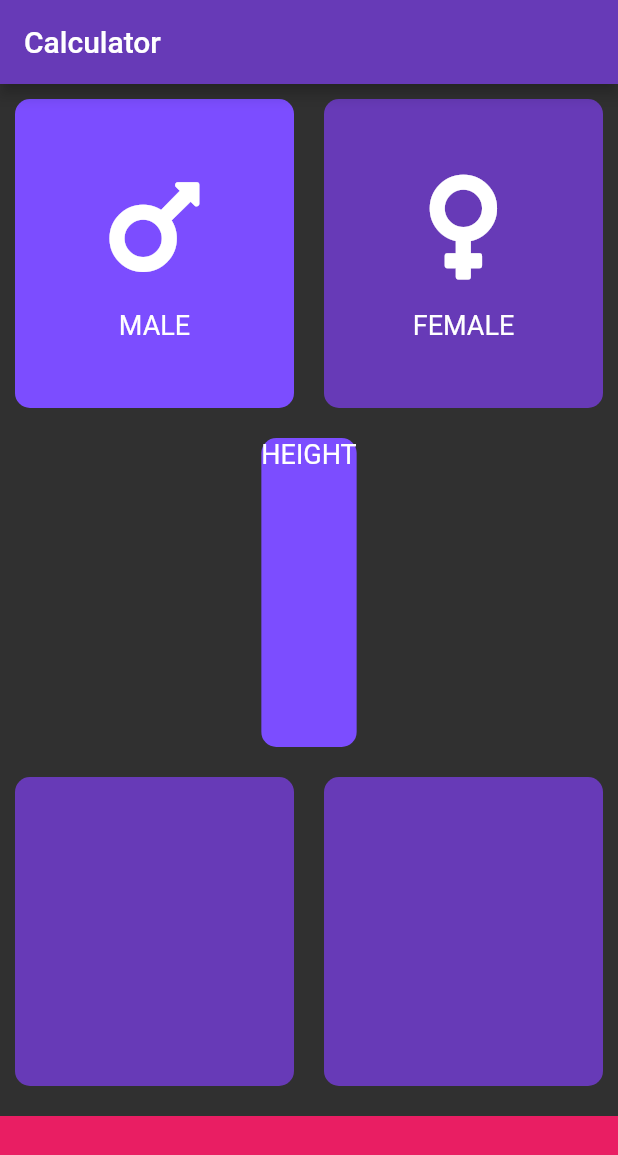
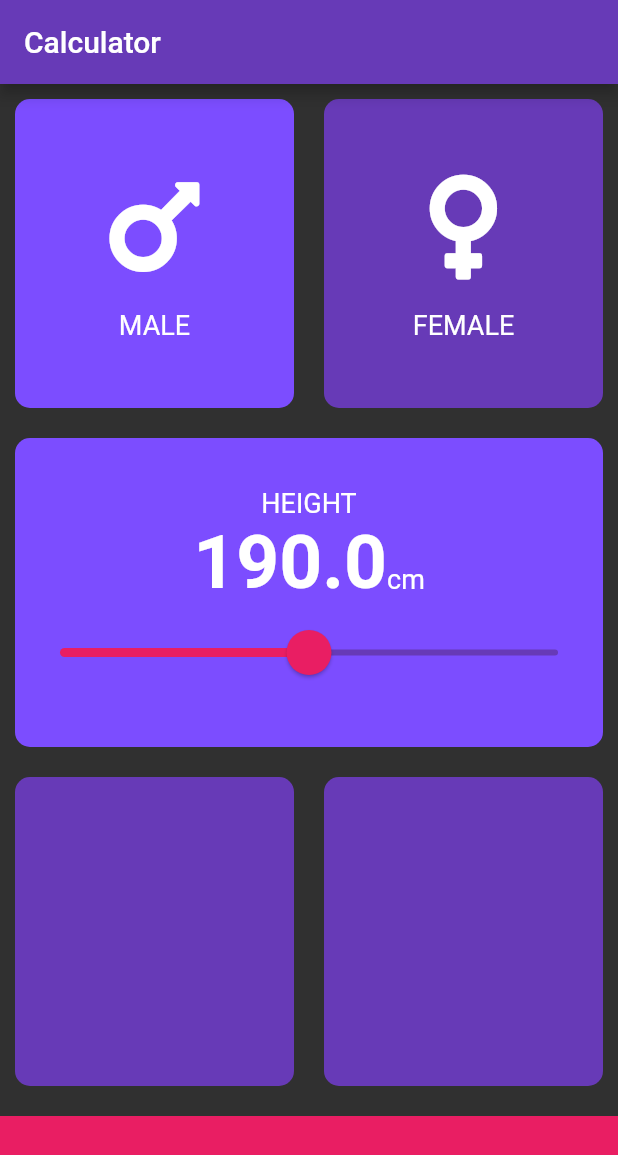
Before and after one commit to ihorkozar/calculator_flutter, a Flutter app: the screen it shows after launch, on a phone screen of 412 x 824 dp. Shown: the top 1155 px of the screen. Run offline on Flutter 3.47's test engine with Material 2 defaults, Android fonts, the phone set to English and light mode, and no system bars; our stand-ins replace font_awesome_flutter.

Commit message:
add slider

```diff
--- a/lib/constants.dart
+++ b/lib/constants.dart
@@ -6,6 +6,11 @@ const kActiveCardColor = Colors.deepPurpleAccent;
 const kBottomCardColor = Colors.pink;
 
 const kTextStyle = TextStyle(
-    fontSize: 18.0,
-    color: Colors.white,
+  fontSize: 18.0,
+  color: Colors.white,
 );
+
+const kNumberStyle = TextStyle(
+    fontSize: 50.0,
+    fontWeight: FontWeight.bold
+);
--- a/lib/input_screen.dart
+++ b/lib/input_screen.dart
@@ -1,10 +1,14 @@
 import 'package:calculator_flutter/gender_widget.dart';
 import 'package:calculator_flutter/small_card.dart';
+import 'package:flutter/cupertino.dart';
 import 'package:flutter/material.dart';
 import 'package:font_awesome_flutter/font_awesome_flutter.dart';
 import 'package:calculator_flutter/constants.dart';
 
-enum Gender { male, female, }
+enum Gender {
+  male,
+  female,
+}
 
 class InputScreen extends StatefulWidget {
   @override
@@ -13,6 +17,7 @@ class InputScreen extends StatefulWidget {
 
 class _InputScreenState extends State<InputScreen> {
   Gender selectedGender = Gender.male;
+  double height = 190.0;
 
   @override
   Widget build(BuildContext context) {
@@ -22,6 +27,7 @@ class _InputScreenState extends State<InputScreen> {
           title: Text('Calculator'),
         ),
         body: Column(
+          crossAxisAlignment: CrossAxisAlignment.stretch,
           children: [
             Expanded(
                 child: Row(
@@ -62,8 +68,45 @@ class _InputScreenState extends State<InputScreen> {
                 child: SmallCard(
               color: kActiveCardColor,
               childCard: Column(
+                mainAxisAlignment: MainAxisAlignment.center,
                 children: [
-                  Text('HEIGHT', style: kTextStyle,),
+                  Text(
+                    'HEIGHT',
+                    style: kTextStyle,
+                  ),
+                  Row(
+                    mainAxisAlignment: MainAxisAlignment.center,
+                    crossAxisAlignment: CrossAxisAlignment.baseline,
+                    textBaseline: TextBaseline.alphabetic,
+                    children: [
+                      Text(
+                        height.toString(),
+                        style: kNumberStyle,
+                      ),
+                      Text(
+                        'cm',
+                        style: kTextStyle,
+                      )
+                    ],
+                  ),
+                  SliderTheme(
+                    data: SliderTheme.of(context).copyWith(
+                      thumbShape: RoundSliderThumbShape(enabledThumbRadius: 15),
+                      overlayShape: RoundSliderOverlayShape(overlayRadius: 30),
+                    ),
+                    child: Slider(
+                      activeColor: kBottomCardColor,
+                      inactiveColor: kInactiveCardColor,
+                      value: height,
+                      min: 140.0,
+                      max: 240.0,
+                      onChanged: (double value) {
+                        setState(() {
+                          height = value.round().toDouble();
+                        });
+                      },
+                    ),
+                  ),
                 ],
               ),
             )),
```
